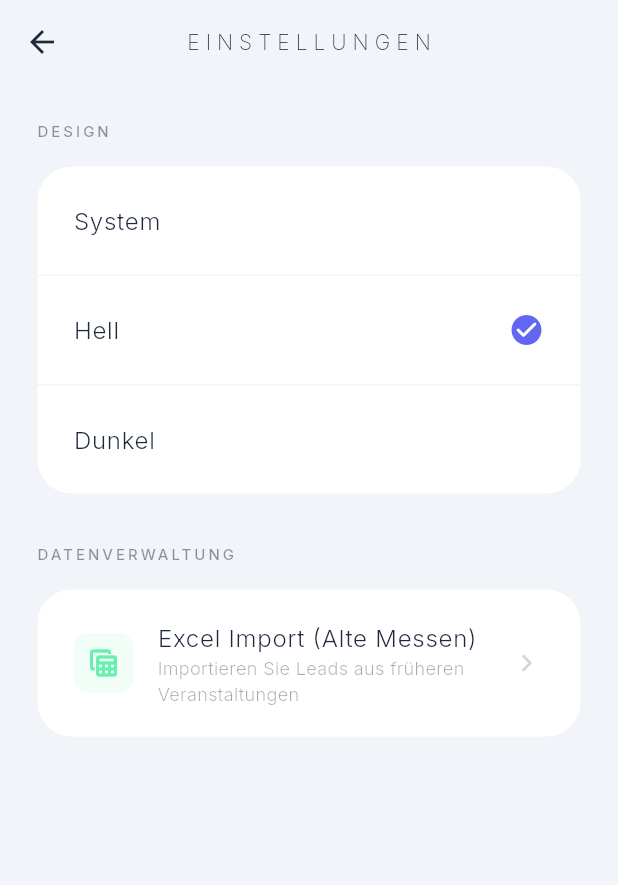
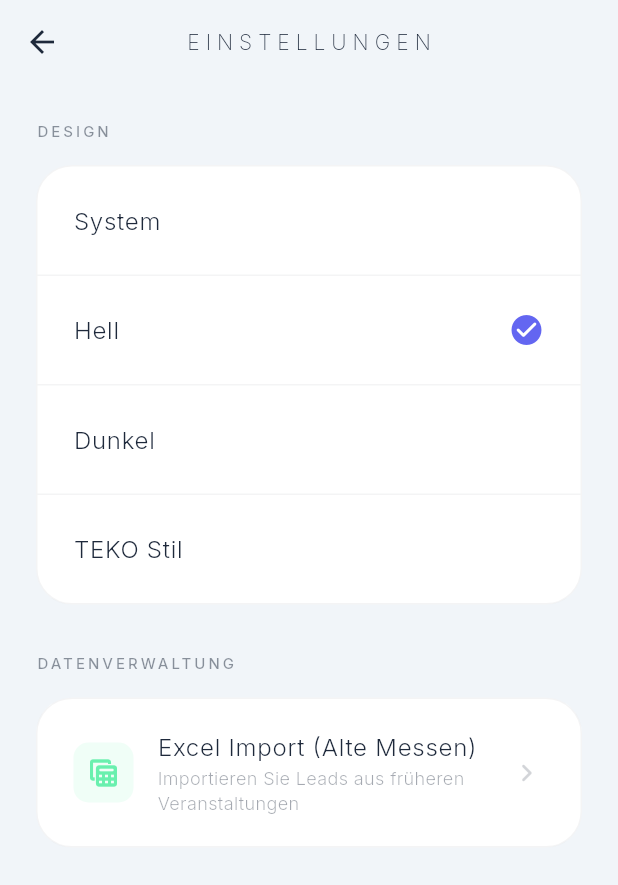
Before and after one commit to vnschilling-cmyk/cus-app-coolify, a Flutter app: the SettingsPage screen opened directly, after a tap on "Hell", on a phone screen of 412 x 824 dp. Shown: the top 885 px of the screen. Run offline on Flutter 3.47's test engine with Material 3 defaults, Android fonts, the phone set to English and light mode, and no system bars; our stand-ins replace camera, file_picker, fl_chart, flutter_riverpod, google_fonts, image_picker and 3 more; missing offline and left inert: excel, google_mlkit_text_recognition, mobile_scanner; accounts and stored records are empty.

Commit message:
feat: implement TEKO corporate design theme mode

```diff
--- a/lib/main.dart
+++ b/lib/main.dart
@@ -29,12 +29,31 @@ class LeadManagementApp extends ConsumerWidget {
         uri.query.toLowerCase().contains('register') ||
         uri.fragment.toLowerCase().contains('register');
 
+    // Convert AppThemeMode to Flutter ThemeMode and specific Themes
+    ThemeMode flutterThemeMode = ThemeMode.system;
+    ThemeData? customTheme;
+
+    switch (themeMode) {
+      case AppThemeMode.light:
+        flutterThemeMode = ThemeMode.light;
+        break;
+      case AppThemeMode.dark:
+        flutterThemeMode = ThemeMode.dark;
+        break;
+      case AppThemeMode.teko:
+        flutterThemeMode = ThemeMode.dark; // Base on dark
+        customTheme = AppTheme.tekoTheme;
+        break;
+      default:
+        flutterThemeMode = ThemeMode.system;
+    }
+
     return MaterialApp(
       title: 'Messe Connect',
       debugShowCheckedModeBanner: false,
       theme: AppTheme.lightTheme,
-      darkTheme: AppTheme.darkTheme,
-      themeMode: themeMode,
+      darkTheme: customTheme ?? AppTheme.darkTheme,
+      themeMode: flutterThemeMode,
       routes: {
         '/register': (context) => const RegisterPage(),
       },
--- a/lib/providers/theme_provider.dart
+++ b/lib/providers/theme_provider.dart
@@ -1,14 +1,15 @@
-import 'package:flutter/material.dart';
 import 'package:flutter_riverpod/flutter_riverpod.dart';
 
-class ThemeNotifier extends StateNotifier<ThemeMode> {
-  ThemeNotifier() : super(ThemeMode.system);
+enum AppThemeMode { system, light, dark, teko }
 
-  void setThemeMode(ThemeMode mode) {
+class ThemeNotifier extends StateNotifier<AppThemeMode> {
+  ThemeNotifier() : super(AppThemeMode.system);
+
+  void setThemeMode(AppThemeMode mode) {
     state = mode;
   }
 }
 
-final themeProvider = StateNotifierProvider<ThemeNotifier, ThemeMode>((ref) {
+final themeProvider = StateNotifierProvider<ThemeNotifier, AppThemeMode>((ref) {
   return ThemeNotifier();
 });
--- a/lib/ui/pages/settings_page.dart
+++ b/lib/ui/pages/settings_page.dart
@@ -54,7 +54,7 @@ class SettingsPage extends ConsumerWidget {
                   context,
                   ref,
                   title: 'System',
-                  mode: ThemeMode.system,
+                  mode: AppThemeMode.system,
                   currentMode: themeMode,
                 ),
                 Divider(
@@ -67,7 +67,7 @@ class SettingsPage extends ConsumerWidget {
                   context,
                   ref,
                   title: 'Hell',
-                  mode: ThemeMode.light,
+                  mode: AppThemeMode.light,
                   currentMode: themeMode,
                 ),
                 Divider(
@@ -80,7 +80,20 @@ class SettingsPage extends ConsumerWidget {
                   context,
                   ref,
                   title: 'Dunkel',
-                  mode: ThemeMode.dark,
+                  mode: AppThemeMode.dark,
+                  currentMode: themeMode,
+                ),
+                Divider(
+                    height: 1,
+                    color: Theme.of(context)
+                        .colorScheme
+                        .onSurface
+                        .withValues(alpha: 0.05)),
+                _buildThemeOption(
+                  context,
+                  ref,
+                  title: 'TEKO Stil',
+                  mode: AppThemeMode.teko,
                   currentMode: themeMode,
                 ),
               ],
@@ -162,8 +175,8 @@ class SettingsPage extends ConsumerWidget {
     BuildContext context,
     WidgetRef ref, {
     required String title,
-    required ThemeMode mode,
-    required ThemeMode currentMode,
+    required AppThemeMode mode,
+    required AppThemeMode currentMode,
   }) {
     final isSelected = mode == currentMode;
     return ListTile(
--- a/lib/utils/theme.dart
+++ b/lib/utils/theme.dart
@@ -7,6 +7,12 @@ class AppTheme {
   static const darkBackground = Color(0xFF0F172A);
   static const surfaceColor = Color(0xFF1E293B);
   static const accentColor = Color(0xFF818CF8);
+
+  // TEKO Corporate Colors
+  static const tekoCyan = Color(0xFF3BC0C3);
+  static const tekoCrimson = Color(0xFFBE123C);
+  static const tekoGreyBg = Color(0xFF334155); // Slate 700
+  static const tekoGreySurface = Color(0xFF475569); // Slate 600
 
   static final lightTheme = ThemeData(
     useMaterial3: true,
@@ -232,4 +238,99 @@ class AppTheme {
       shape: RoundedRectangleBorder(borderRadius: BorderRadius.circular(24)),
     ),
   );
+
+  static final tekoTheme = ThemeData(
+    useMaterial3: true,
+    brightness: Brightness.dark,
+    primaryColor: tekoCyan,
+    scaffoldBackgroundColor: tekoGreyBg,
+    colorScheme: const ColorScheme.dark(
+      primary: tekoCyan,
+      secondary: tekoCrimson,
+      surface: tekoGreySurface,
+      onSurface: Colors.white,
+    ),
+    canvasColor: tekoGreySurface,
+    dropdownMenuTheme: DropdownMenuThemeData(
+      menuStyle: MenuStyle(
+        backgroundColor: const WidgetStatePropertyAll(tekoGreySurface),
+        elevation: const WidgetStatePropertyAll(12),
+        shape: WidgetStatePropertyAll(
+          RoundedRectangleBorder(borderRadius: BorderRadius.circular(20)),
+        ),
+      ),
+    ),
+    popupMenuTheme: PopupMenuThemeData(
+      color: tekoGreySurface,
+      surfaceTintColor: tekoGreySurface,
+      elevation: 12,
+      shape: RoundedRectangleBorder(borderRadius: BorderRadius.circular(20)),
+    ),
+    textTheme: GoogleFonts.interTextTheme(
+      const TextTheme(
+        displayLarge: TextStyle(fontWeight: FontWeight.w200, fontSize: 48),
+        displayMedium: TextStyle(fontWeight: FontWeight.w200, fontSize: 36),
+        displaySmall: TextStyle(fontWeight: FontWeight.w300, fontSize: 32),
+        headlineMedium: TextStyle(fontWeight: FontWeight.w300, fontSize: 24),
+        titleLarge: TextStyle(fontWeight: FontWeight.w300, fontSize: 22),
+        bodyLarge: TextStyle(fontWeight: FontWeight.w300, fontSize: 16),
+        bodyMedium: TextStyle(fontWeight: FontWeight.w300, fontSize: 14),
+        labelLarge: TextStyle(fontWeight: FontWeight.w400, fontSize: 14),
+      ),
+    ),
+    appBarTheme: AppBarTheme(
+      backgroundColor: tekoGreyBg,
+      elevation: 0,
+      centerTitle: true,
+      titleTextStyle: GoogleFonts.inter(
+        fontWeight: FontWeight.w200,
+        fontSize: 20,
+        color: Colors.white,
+      ),
+    ),
+    elevatedButtonTheme: ElevatedButtonThemeData(
+      style: ElevatedButton.styleFrom(
+        backgroundColor: tekoCyan,
+        foregroundColor: Colors.white,
+        minimumSize: const Size(double.infinity, 56),
+        elevation: 0,
+        shape: RoundedRectangleBorder(borderRadius: BorderRadius.circular(16)),
+        textStyle: GoogleFonts.inter(
+          fontWeight: FontWeight.w400,
+          fontSize: 16,
+          letterSpacing: 1.1,
+        ),
+      ),
+    ),
+    inputDecorationTheme: InputDecorationTheme(
+      filled: true,
+      fillColor: tekoGreySurface.withValues(alpha: 0.5),
+      hintStyle: GoogleFonts.inter(
+        fontWeight: FontWeight.w200,
+        color: Colors.white38,
+      ),
+      labelStyle: GoogleFonts.inter(
+        fontWeight: FontWeight.w300,
+        color: tekoCyan,
+      ),
+      border: OutlineInputBorder(
+        borderRadius: BorderRadius.circular(16),
+        borderSide: BorderSide.none,
+      ),
+      enabledBorder: OutlineInputBorder(
+        borderRadius: BorderRadius.circular(16),
+        borderSide: BorderSide.none,
+      ),
+      focusedBorder: OutlineInputBorder(
+        borderRadius: BorderRadius.circular(16),
+        borderSide: const BorderSide(color: tekoCyan, width: 1),
+      ),
+      contentPadding: const EdgeInsets.symmetric(horizontal: 20, vertical: 18),
+    ),
+    cardTheme: CardThemeData(
+      color: tekoGreySurface,
+      elevation: 0,
+      shape: RoundedRectangleBorder(borderRadius: BorderRadius.circular(24)),
+    ),
+  );
 }
```
